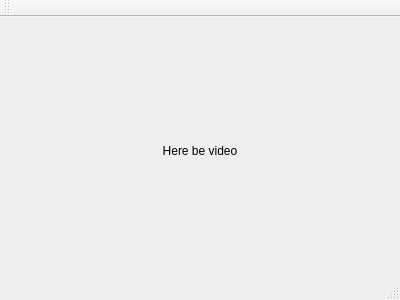
Qt form Display.ui (artm/VisionThread) before a commit.
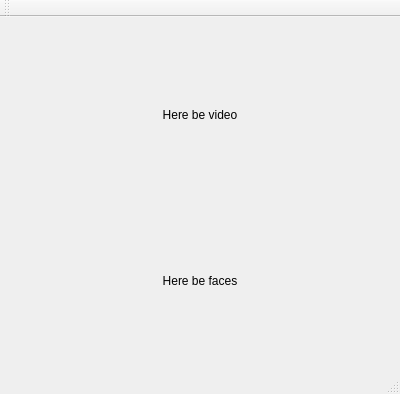
The same form after that commit. Custom widgets are drawn as their Qt base class.

Commit message: FaceTracker demonstrates processing

```diff
--- a/Display.ui
+++ b/Display.ui
@@ -7,7 +7,7 @@
     <x>0</x>
     <y>0</y>
     <width>400</width>
-    <height>300</height>
+    <height>394</height>
    </rect>
   </property>
   <property name="windowTitle">
@@ -34,6 +34,22 @@
     <item row="1" column="0">
      <widget class="VideoCaptureControls" name="captureControls" native="true"/>
     </item>
+    <item row="3" column="0">
+     <widget class="QLabel" name="facesLabel">
+      <property name="sizePolicy">
+       <sizepolicy hsizetype="Expanding" vsizetype="Expanding">
+        <horstretch>0</horstretch>
+        <verstretch>0</verstretch>
+       </sizepolicy>
+      </property>
+      <property name="text">
+       <string>Here be faces</string>
+      </property>
+      <property name="alignment">
+       <set>Qt::AlignCenter</set>
+      </property>
+     </widget>
+    </item>
    </layout>
   </widget>
   <widget class="QMenuBar" name="menuBar">
```
The commit also changes 7 other files.
